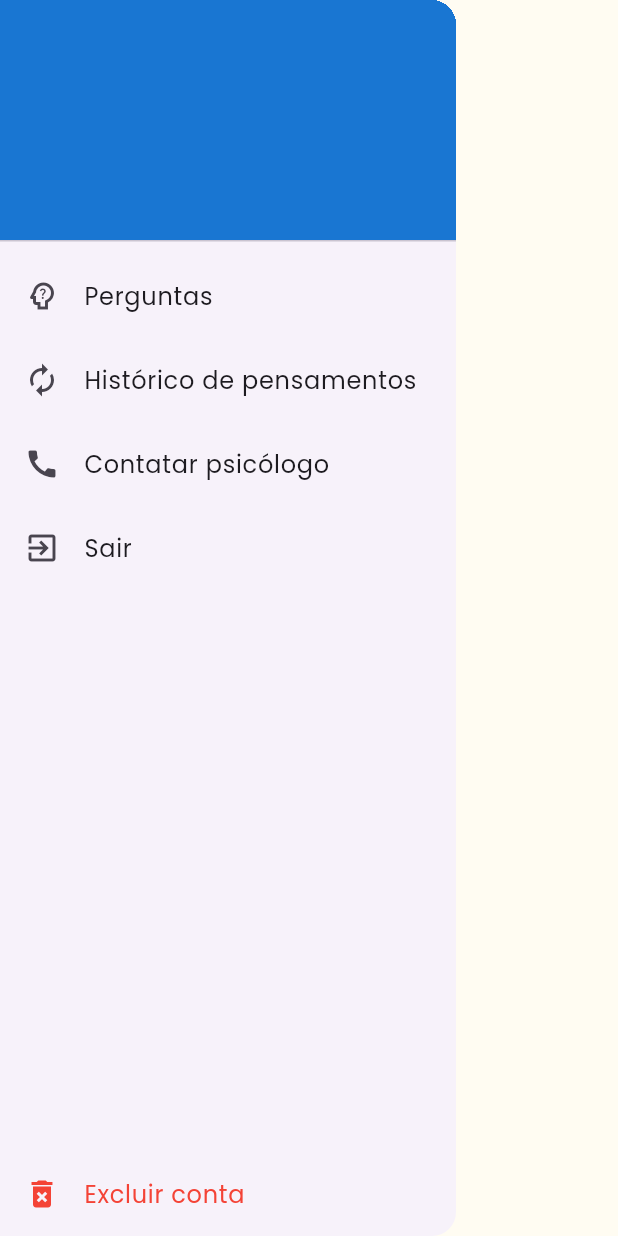
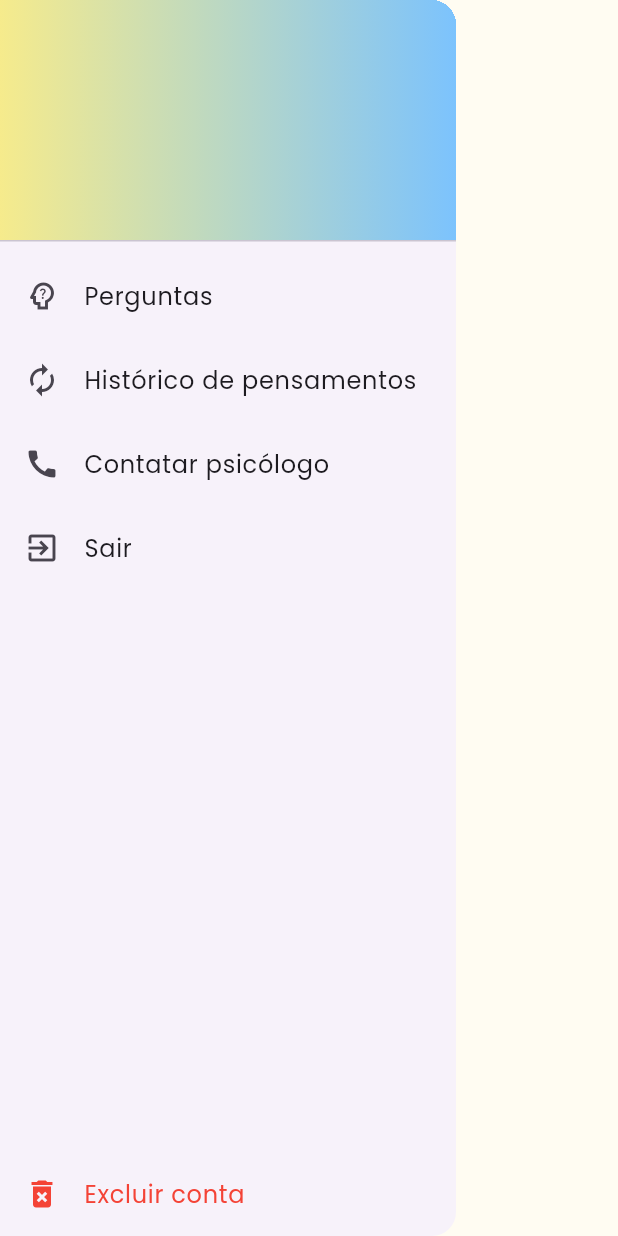
Before and after one commit to aliceclimas/socratize, a Flutter app: the PatientMenu widget shown alone on an empty page, opened directly, on a phone screen of 412 x 824 dp. Run offline on Flutter 3.47's test engine with Material 3 defaults, Android fonts, the phone set to English and light mode, and no system bars; our stand-ins replace barcode_widget, chat_bubbles, cloud_firestore, firebase_auth, firebase_core, flutter_dotenv and 2 more; missing offline and left inert: mobile_scanner; accounts and stored records are empty.

Commit message:
melhora a interface do menu

```diff
--- a/lib/view/components/patient.menu.component.dart
+++ b/lib/view/components/patient.menu.component.dart
@@ -1,7 +1,6 @@
 import 'package:cloud_firestore/cloud_firestore.dart';
 import 'package:firebase_auth/firebase_auth.dart';
 import 'package:flutter/material.dart';
-import 'package:socratize/model/user.model.dart';
 import 'package:url_launcher/url_launcher.dart';
 
 Future<void> _launch(Uri url) async {
@@ -31,9 +30,9 @@ class _PatientMenuState extends State<PatientMenu> {
           Column(
             children: [
               UserAccountsDrawerHeader(
-                decoration: BoxDecoration(color: Colors.blue[700]),
-                accountName: Text('${FirebaseAuth.instance.currentUser?.displayName}'),
-                accountEmail: Text('${FirebaseAuth.instance.currentUser?.email}'),
+                decoration: BoxDecoration(color: Colors.blue[700], gradient: LinearGradient(colors: [const Color.fromARGB(255, 246, 235, 140), const Color.fromARGB(255, 124, 195, 253), ])),
+                accountName: Text('${FirebaseAuth.instance.currentUser?.displayName}', style: TextStyle(fontSize: 50, color: Colors.black),),
+                accountEmail: Text('${FirebaseAuth.instance.currentUser?.email}', style: TextStyle(fontSize: 16, color: Colors.black),),
               ),
               ListTile(
                 leading: const Icon(Icons.psychology_alt_outlined),
@@ -75,8 +74,7 @@ class _PatientMenuState extends State<PatientMenu> {
                   .collection('users')
                   .doc(uid)
                   .update({"status": "deleted"});
-              if (context.mounted)
-                Navigator.of(context).pushReplacementNamed('/login');
+              if (context.mounted) Navigator.of(context).pushReplacementNamed('/login');
               await FirebaseAuth.instance.signOut();
             },
           ),
```
Also changed, not shown: lib/view/components/therapist.menu.component.dart (+4 -4 lines).
